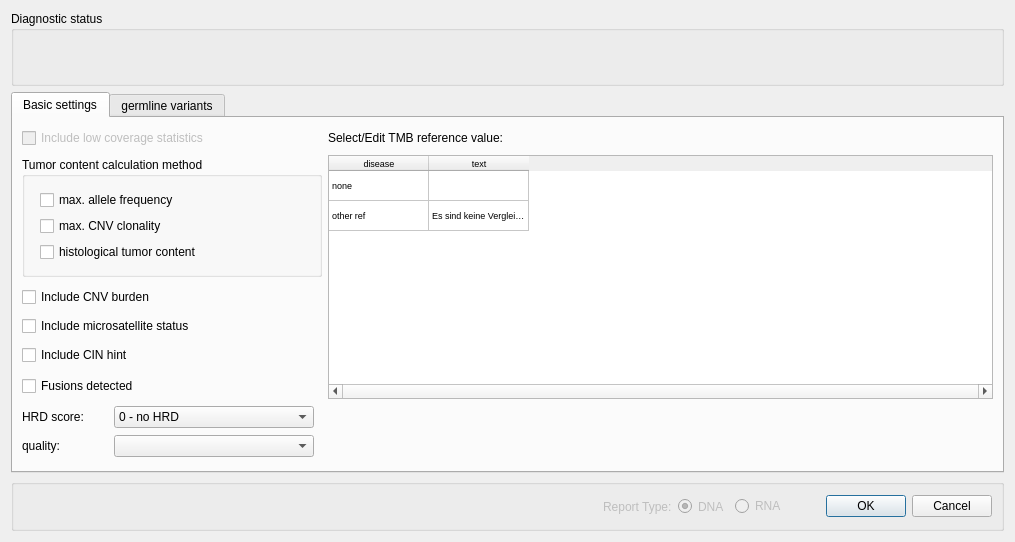
First picture: the form in src/GSvar/SomaticReportDialog.ui, repository imgag/ngs-bits, before the edit.
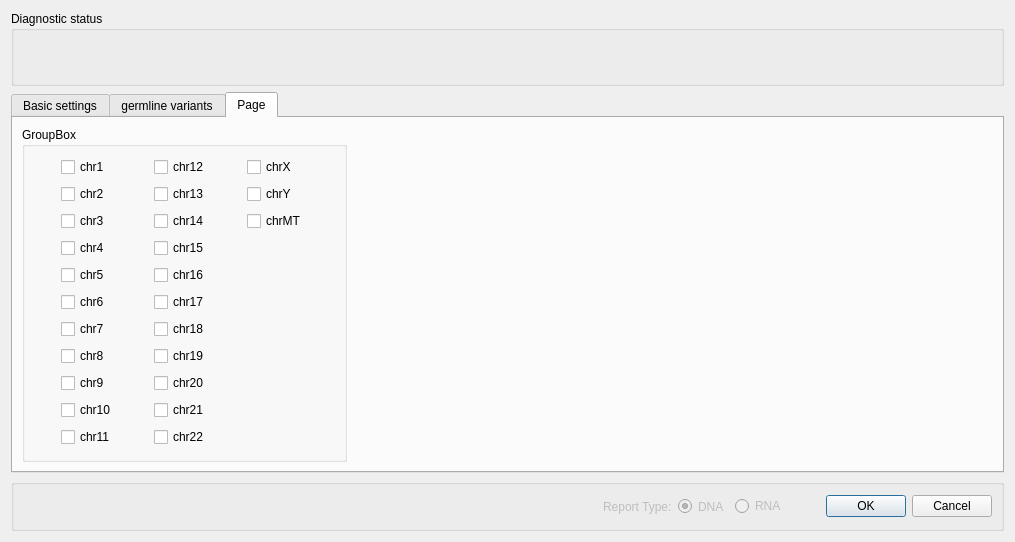
Second picture: the form after the edit.

Commit message: somatic_report_config: Added chromosome numbers for CIN to report configuration

Diff of the .ui file:
```diff
--- a/src/GSvar/SomaticReportDialog.ui
+++ b/src/GSvar/SomaticReportDialog.ui
@@ -204,7 +204,7 @@
       <string notr="true"/>
      </property>
      <property name="currentIndex">
-      <number>0</number>
+      <number>2</number>
      </property>
      <widget class="QWidget" name="basic_settings_tab">
       <attribute name="title">
@@ -216,7 +216,7 @@
          <property name="minimumSize">
           <size>
            <width>250</width>
-           <height>120</height>
+           <height>130</height>
           </size>
          </property>
          <property name="maximumSize">
@@ -262,75 +262,7 @@
          </layout>
         </widget>
        </item>
-       <item row="5" column="0" colspan="2">
-        <widget class="QCheckBox" name="fusions_detected">
-         <property name="minimumSize">
-          <size>
-           <width>300</width>
-           <height>0</height>
-          </size>
-         </property>
-         <property name="text">
-          <string>Fusions detected</string>
-         </property>
-        </widget>
-       </item>
-       <item row="4" column="0" colspan="2">
-        <widget class="QCheckBox" name="include_cin_hint">
-         <property name="minimumSize">
-          <size>
-           <width>300</width>
-           <height>0</height>
-          </size>
-         </property>
-         <property name="text">
-          <string>Include CIN hint</string>
-         </property>
-        </widget>
-       </item>
-       <item row="6" column="0">
-        <widget class="QLabel" name="label">
-         <property name="maximumSize">
-          <size>
-           <width>70</width>
-           <height>16777215</height>
-          </size>
-         </property>
-         <property name="text">
-          <string>HRD score:</string>
-         </property>
-        </widget>
-       </item>
-       <item row="7" column="1">
-        <widget class="QComboBox" name="quality">
-         <property name="sizePolicy">
-          <sizepolicy hsizetype="Minimum" vsizetype="Fixed">
-           <horstretch>0</horstretch>
-           <verstretch>0</verstretch>
-          </sizepolicy>
-         </property>
-         <property name="maximumSize">
-          <size>
-           <width>200</width>
-           <height>16777215</height>
-          </size>
-         </property>
-        </widget>
-       </item>
-       <item row="2" column="0" colspan="2">
-        <widget class="QCheckBox" name="include_cnv_burden">
-         <property name="minimumSize">
-          <size>
-           <width>300</width>
-           <height>0</height>
-          </size>
-         </property>
-         <property name="text">
-          <string>Include CNV burden</string>
-         </property>
-        </widget>
-       </item>
-       <item row="1" column="2" rowspan="5">
+       <item row="1" column="2" rowspan="4">
         <widget class="QTableWidget" name="tmb_reference">
          <property name="sizePolicy">
           <sizepolicy hsizetype="Expanding" vsizetype="Expanding">
@@ -427,6 +359,67 @@
          </item>
         </widget>
        </item>
+       <item row="4" column="0" colspan="2">
+        <widget class="QCheckBox" name="fusions_detected">
+         <property name="minimumSize">
+          <size>
+           <width>300</width>
+           <height>0</height>
+          </size>
+         </property>
+         <property name="text">
+          <string>Fusions detected</string>
+         </property>
+        </widget>
+       </item>
+       <item row="6" column="1">
+        <widget class="QComboBox" name="quality">
+         <property name="sizePolicy">
+          <sizepolicy hsizetype="Minimum" vsizetype="Fixed">
+           <horstretch>0</horstretch>
+           <verstretch>0</verstretch>
+          </sizepolicy>
+         </property>
+         <property name="minimumSize">
+          <size>
+           <width>0</width>
+           <height>25</height>
+          </size>
+         </property>
+         <property name="maximumSize">
+          <size>
+           <width>200</width>
+           <height>16777215</height>
+          </size>
+         </property>
+        </widget>
+       </item>
+       <item row="2" column="0" colspan="2">
+        <widget class="QCheckBox" name="include_cnv_burden">
+         <property name="minimumSize">
+          <size>
+           <width>300</width>
+           <height>0</height>
+          </size>
+         </property>
+         <property name="text">
+          <string>Include CNV burden</string>
+         </property>
+        </widget>
+       </item>
+       <item row="3" column="0" colspan="2">
+        <widget class="QCheckBox" name="include_msi_status">
+         <property name="minimumSize">
+          <size>
+           <width>300</width>
+           <height>0</height>
+          </size>
+         </property>
+         <property name="text">
+          <string>Include microsatellite status</string>
+         </property>
+        </widget>
+       </item>
        <item row="0" column="0" colspan="2">
         <widget class="QCheckBox" name="include_low_cov">
          <property name="enabled">
@@ -449,6 +442,25 @@
          </property>
         </widget>
        </item>
+       <item row="5" column="0">
+        <widget class="QLabel" name="label">
+         <property name="minimumSize">
+          <size>
+           <width>0</width>
+           <height>25</height>
+          </size>
+         </property>
+         <property name="maximumSize">
+          <size>
+           <width>70</width>
+           <height>16777215</height>
+          </size>
+         </property>
+         <property name="text">
+          <string>HRD score:</string>
+         </property>
+        </widget>
+       </item>
        <item row="0" column="2">
         <widget class="QLabel" name="label_2">
          <property name="text">
@@ -456,7 +468,7 @@
          </property>
         </widget>
        </item>
-       <item row="6" column="1">
+       <item row="5" column="1">
         <widget class="QComboBox" name="hrd_score">
          <property name="sizePolicy">
           <sizepolicy hsizetype="Minimum" vsizetype="Fixed">
@@ -464,6 +476,12 @@
            <verstretch>0</verstretch>
           </sizepolicy>
          </property>
+         <property name="minimumSize">
+          <size>
+           <width>0</width>
+           <height>25</height>
+          </size>
+         </property>
          <property name="maximumSize">
           <size>
            <width>200</width>
@@ -502,7 +520,7 @@
          </item>
         </widget>
        </item>
-       <item row="7" column="0">
+       <item row="6" column="0">
         <widget class="QLabel" name="label_3">
          <property name="maximumSize">
           <size>
@@ -598,6 +616,366 @@
        </item>
       </layout>
      </widget>
+     <widget class="QWidget" name="cin">
+      <attribute name="title">
+       <string>Page</string>
+      </attribute>
+      <layout class="QGridLayout" name="gridLayout_6">
+       <item row="1" column="0">
+        <widget class="QGroupBox" name="cinbox">
+         <property name="minimumSize">
+          <size>
+           <width>325</width>
+           <height>0</height>
+          </size>
+         </property>
+         <property name="title">
+          <string>GroupBox</string>
+         </property>
+         <layout class="QGridLayout" name="gridLayout_7">
+          <item row="0" column="0">
+           <widget class="QCheckBox" name="chr1">
+            <property name="maximumSize">
+             <size>
+              <width>60</width>
+              <height>16777215</height>
+             </size>
+            </property>
+            <property name="text">
+             <string>chr1</string>
+            </property>
+           </widget>
+          </item>
+          <item row="0" column="1">
+           <widget class="QCheckBox" name="chr12">
+            <property name="maximumSize">
+             <size>
+              <width>60</width>
+              <height>16777215</height>
+             </size>
+            </property>
+            <property name="text">
+             <string>chr12</string>
+            </property>
+           </widget>
+          </item>
+          <item row="0" column="2">
+           <widget class="QCheckBox" name="chrX">
+            <property name="maximumSize">
+             <size>
+              <width>60</width>
+              <height>16777215</height>
+             </size>
+            </property>
+            <property name="text">
+             <string>chrX</string>
+            </property>
+           </widget>
+          </item>
+          <item row="1" column="0">
+           <widget class="QCheckBox" name="chr2">
+            <property name="maximumSize">
+             <size>
+              <width>60</width>
+              <height>16777215</height>
+             </size>
+            </property>
+            <property name="text">
+             <string>chr2</string>
+            </property>
+           </widget>
+          </item>
+          <item row="1" column="1">
+           <widget class="QCheckBox" name="chr13">
+            <property name="maximumSize">
+             <size>
+              <width>60</width>
+              <height>16777215</height>
+             </size>
+            </property>
+            <property name="text">
+             <string>chr13</string>
+            </property>
+           </widget>
+          </item>
+          <item row="1" column="2">
+           <widget class="QCheckBox" name="chrY">
+            <property name="maximumSize">
+             <size>
+              <width>60</width>
+              <height>16777215</height>
+             </size>
+            </property>
+            <property name="text">
+             <string>chrY</string>
+            </property>
+           </widget>
+          </item>
+          <item row="2" column="0">
+           <widget class="QCheckBox" name="chr3">
+            <property name="maximumSize">
+             <size>
+              <width>60</width>
+              <height>16777215</height>
+             </size>
+            </property>
+            <property name="text">
+             <string>chr3</string>
+            </property>
+           </widget>
+          </item>
+          <item row="2" column="1">
+           <widget class="QCheckBox" name="chr14">
+            <property name="maximumSize">
+             <size>
+              <width>60</width>
+              <height>16777215</height>
+             </size>
+            </property>
+            <property name="text">
+             <string>chr14</string>
+            </property>
+           </widget>
+          </item>
+          <item row="2" column="2">
+           <widget class="QCheckBox" name="chrMT">
+            <property name="maximumSize">
+             <size>
+              <width>60</width>
+              <height>16777215</height>
+             </size>
+            </property>
+            <property name="text">
+             <string>chrMT</string>
+            </property>
+           </widget>
+          </item>
+          <item row="3" column="0">
+           <widget class="QCheckBox" name="chr4">
+            <property name="maximumSize">
+             <size>
+              <width>60</width>
+              <height>16777215</height>
+             </size>
+            </property>
+            <property name="text">
+             <string>chr4</string>
+            </property>
+           </widget>
+          </item>
+          <item row="3" column="1">
+           <widget class="QCheckBox" name="chr15">
+            <property name="maximumSize">
+             <size>
+              <width>60</width>
+              <height>16777215</height>
+             </size>
+            </property>
+            <property name="text">
+             <string>chr15</string>
+            </property>
+           </widget>
+          </item>
+          <item row="4" column="0">
+           <widget class="QCheckBox" name="chr5">
+            <property name="maximumSize">
+             <size>
+              <width>60</width>
+              <height>16777215</height>
+             </size>
+            </property>
+            <property name="text">
+             <string>chr5</string>
+            </property>
+           </widget>
+          </item>
+          <item row="4" column="1">
+           <widget class="QCheckBox" name="chr16">
+            <property name="maximumSize">
+             <size>
+              <width>60</width>
+              <height>16777215</height>
+             </size>
+            </property>
+            <property name="text">
+             <string>chr16</string>
+            </property>
+           </widget>
+          </item>
+          <item row="5" column="0">
+           <widget class="QCheckBox" name="chr6">
+            <property name="maximumSize">
+             <size>
+              <width>60</width>
+              <height>16777215</height>
+             </size>
+            </property>
+            <property name="text">
+             <string>chr6</string>
+            </property>
+           </widget>
+          </item>
+          <item row="5" column="1">
+           <widget class="QCheckBox" name="chr17">
+            <property name="maximumSize">
+             <size>
+              <width>60</width>
+              <height>16777215</height>
+             </size>
+            </property>
+            <property name="text">
+             <string>chr17</string>
+            </property>
+           </widget>
+          </item>
+          <item row="6" column="0">
+           <widget class="QCheckBox" name="chr7">
+            <property name="maximumSize">
+             <size>
+              <width>60</width>
+              <height>16777215</height>
+             </size>
+            </property>
+            <property name="text">
+             <string>chr7</string>
+            </property>
+           </widget>
+          </item>
+          <item row="6" column="1">
+           <widget class="QCheckBox" name="chr18">
+            <property name="maximumSize">
+             <size>
+              <width>60</width>
+              <height>16777215</height>
+             </size>
+            </property>
+            <property name="text">
+             <string>chr18</string>
+            </property>
+           </widget>
+          </item>
+          <item row="7" column="0">
+           <widget class="QCheckBox" name="chr8">
+            <property name="maximumSize">
+             <size>
+              <width>60</width>
+              <height>16777215</height>
+             </size>
+            </property>
+            <property name="text">
+             <string>chr8</string>
+            </property>
+           </widget>
+          </item>
+          <item row="7" column="1">
+           <widget class="QCheckBox" name="chr19">
+            <property name="maximumSize">
+             <size>
+              <width>60</width>
+              <height>16777215</height>
+             </size>
+            </property>
+            <property name="text">
+             <string>chr19</string>
+            </property>
+           </widget>
+          </item>
+          <item row="8" column="0">
+           <widget class="QCheckBox" name="chr9">
+            <property name="maximumSize">
+             <size>
+              <width>60</width>
+              <height>16777215</height>
+             </size>
+            </property>
+            <property name="text">
+             <string>chr9</string>
+            </property>
+           </widget>
+          </item>
+          <item row="8" column="1">
+           <widget class="QCheckBox" name="chr20">
+            <property name="maximumSize">
+             <size>
+              <width>60</width>
+              <height>16777215</height>
+             </size>
+            </property>
+            <property name="text">
+             <string>chr20</string>
+            </property>
+           </widget>
+          </item>
+          <item row="9" column="0">
+           <widget class="QCheckBox" name="chr10">
+            <property name="maximumSize">
+             <size>
+              <width>60</width>
+              <height>16777215</height>
+             </size>
+            </property>
+            <property name="text">
+             <string>chr10</string>
+            </property>
+           </widget>
+          </item>
+          <item row="9" column="1">
+           <widget class="QCheckBox" name="chr21">
+            <property name="maximumSize">
+             <size>
+              <width>60</width>
+              <height>16777215</height>
+             </size>
+            </property>
+            <property name="text">
+             <string>chr21</string>
+            </property>
+           </widget>
+          </item>
+          <item row="10" column="0">
+           <widget class="QCheckBox" name="chr11">
+            <property name="maximumSize">
+             <size>
+              <width>60</width>
+              <height>16777215</height>
+             </size>
+            </property>
+            <property name="text">
+             <string>chr11</string>
+            </property>
+           </widget>
+          </item>
+          <item row="10" column="1">
+           <widget class="QCheckBox" name="chr22">
+            <property name="maximumSize">
+             <size>
+              <width>60</width>
+              <height>16777215</height>
+             </size>
+            </property>
+            <property name="text">
+             <string>chr22</string>
+            </property>
+           </widget>
+          </item>
+         </layout>
+        </widget>
+       </item>
+       <item row="1" column="1">
+        <spacer name="horizontalSpacer">
+         <property name="orientation">
+          <enum>Qt::Horizontal</enum>
+         </property>
+         <property name="sizeHint" stdset="0">
+          <size>
+           <width>40</width>
+           <height>20</height>
+          </size>
+         </property>
+        </spacer>
+       </item>
+      </layout>
+     </widget>
     </widget>
    </item>
   </layout>
```
Left out of the diff: 13 changed lines with no effect on the pictures. The commit also changes 11 other files.
